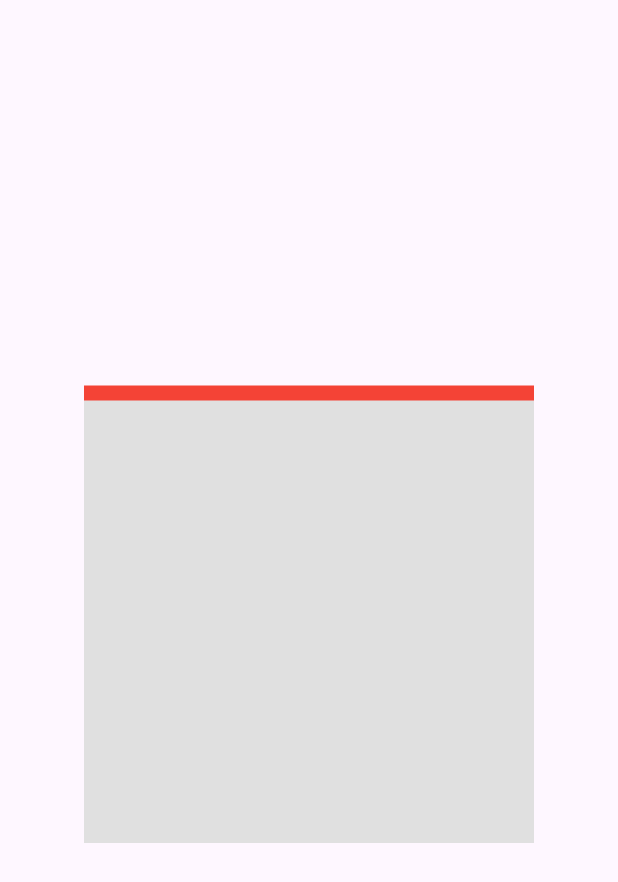
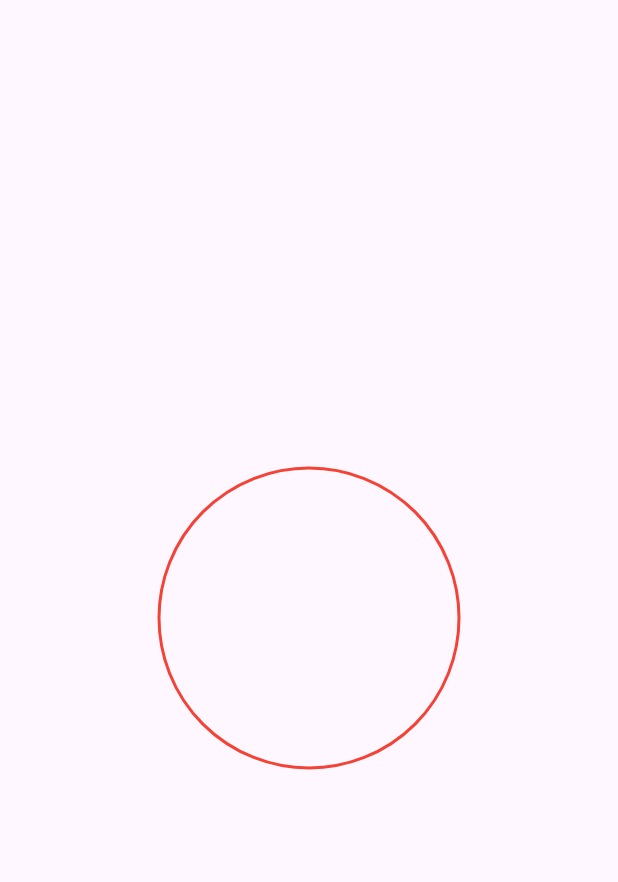
Before and after one commit to shijinthottiyil/mylearning, a Flutter app: the screen it shows after launch, on a phone screen of 412 x 824 dp. Shown: the top 882 px of the screen. Run offline on Flutter 3.47's test engine with Material 3 defaults, Android fonts, the light colour scheme and no system bars.

Commit message:
DRAW CIRCLE

```diff
--- /dev/null
+++ b/lib/custom_painter/draw_circle_on_canvas.dart
@@ -0,0 +1,34 @@
+import 'package:flutter/material.dart';
+
+class DrawCircleOnCanvas extends StatelessWidget {
+  const DrawCircleOnCanvas({super.key});
+
+  @override
+  Widget build(BuildContext context) {
+    return Scaffold(
+      body: Center(
+        child: CustomPaint(
+          size: const Size(300, 300),
+          painter: MyCircle(),
+        ),
+      ),
+    );
+  }
+}
+
+class MyCircle extends CustomPainter {
+  @override
+  void paint(Canvas canvas, Size size) {
+    Paint paint = Paint();
+    paint.color = Colors.red;
+
+    paint.style = PaintingStyle.stroke;
+    paint.strokeWidth = 2;
+    canvas.drawCircle(Offset(size.width / 2, size.height / 2), 100, paint);
+  }
+
+  @override
+  bool shouldRepaint(covariant CustomPainter oldDelegate) {
+    return false;
+  }
+}
--- a/lib/custom_painter/view/custom_paint_view.dart
+++ b/lib/custom_painter/view/custom_paint_view.dart
@@ -8,9 +8,7 @@ class CustomPaintView extends StatelessWidget {
     return Scaffold(
       body: Center(
         child: Container(
-          width: 300,
-          height: 300,
-          color: Colors.grey.shade300,
+          color: Colors.black,
           child: CustomPaint(
             size: const Size(300, 300),
             painter: MyCustomPainter(),
@@ -25,9 +23,10 @@ class MyCustomPainter extends CustomPainter {
   @override
   void paint(Canvas canvas, Size size) {
     Paint paint = Paint();
-    paint.color = Colors.red;
+    paint.color = Colors.white;
+    paint.style = PaintingStyle.stroke;
     paint.strokeWidth = 10;
-    canvas.drawLine(Offset.zero, Offset(size.width, 0), paint);
+    canvas.drawCircle(Offset(size.width / 2, size.height / 2), 40, paint);
   }
 
   @override
--- a/lib/main.dart
+++ b/lib/main.dart
@@ -2,6 +2,7 @@
 /// using flutter
 
 import 'package:flutter/material.dart';
+import 'package:mylearning/custom_painter/draw_circle_on_canvas.dart';
 import 'package:mylearning/custom_painter/view/custom_paint_view.dart';
 
 void main() {
@@ -13,8 +14,6 @@ class MyApp extends StatelessWidget {
 
   @override
   Widget build(BuildContext context) {
-    return const MaterialApp(
-      home: CustomPaintView(),
-    );
+    return const MaterialApp(home: DrawCircleOnCanvas());
   }
 }
```
